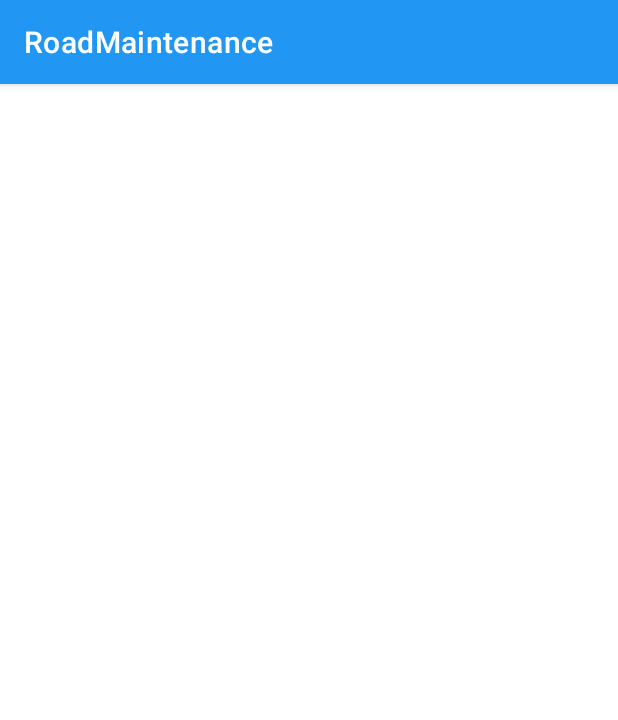
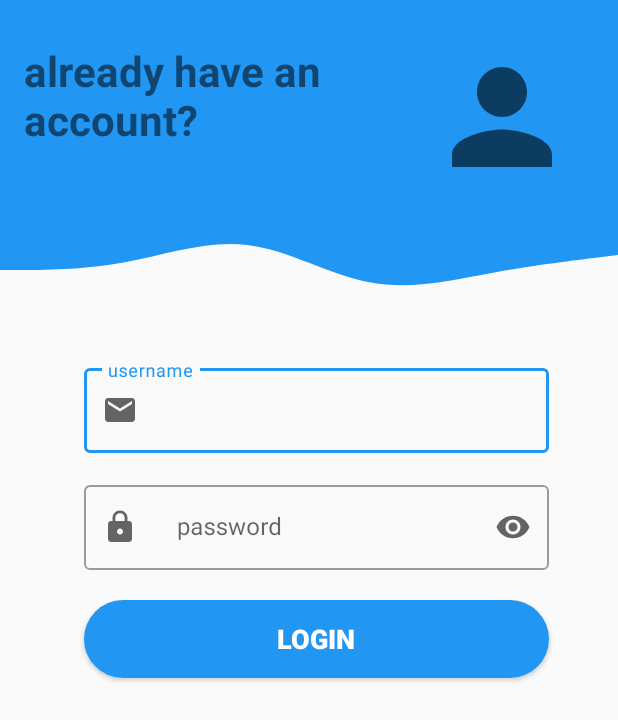
Before and after one commit to beiranvand-karim/mikhak, an Android app: the screen it shows after launch (MapsActivity before the commit, LoginPage after it), on a phone screen of 412 x 824 dp. Shown: the top 720 px of the screen. Run offline under Robolectric (Android 15) with nearby library versions, the phone set to English and light mode, and no system bars.

Commit message:
Implement the login-page user interface

```diff
--- a/app/src/main/AndroidManifest.xml
+++ b/app/src/main/AndroidManifest.xml
@@ -9,7 +9,15 @@
         android:roundIcon="@mipmap/ic_launcher_round"
         android:supportsRtl="true"
         android:theme="@style/Theme.RoadMaintenance">
+        <activity
+            android:name=".LoginPage"
+            android:exported="true" >
+            <intent-filter>
+                <action android:name="android.intent.action.MAIN" />
 
+                <category android:name="android.intent.category.LAUNCHER" />
+            </intent-filter>
+        </activity>
         <!--
              TODO: Before you run your application, you need a Google Maps API key.
 
@@ -27,13 +35,8 @@
 
         <activity
             android:name=".MapsActivity"
-            android:exported="true"
+            android:exported="false"
             android:label="@string/title_activity_maps">
-            <intent-filter>
-                <action android:name="android.intent.action.MAIN" />
-
-                <category android:name="android.intent.category.LAUNCHER" />
-            </intent-filter>
         </activity>
     </application>
 
--- /dev/null
+++ b/app/src/main/java/com/example/roadmaintenance/LoginPage.kt
@@ -0,0 +1,38 @@
+package com.example.roadmaintenance
+
+import android.content.Intent
+import androidx.appcompat.app.AppCompatActivity
+import android.os.Bundle
+import android.view.View
+import android.widget.EditText
+import android.widget.Toast
+import com.example.roadmaintenance.models.User
+
+class LoginPage : AppCompatActivity() {
+
+    private lateinit var user: User
+    private var nameInput: String? = null
+    private var passwordInput: String? = null
+
+    override fun onCreate(savedInstanceState: Bundle?) {
+        super.onCreate(savedInstanceState)
+        setContentView(R.layout.activity_login_page)
+        supportActionBar?.hide()
+    }
+
+    fun onLoginUser(view: View) {
+        findViewById<EditText>(R.id.username_field).also { nameInput = it.text.toString() }
+        findViewById<EditText>(R.id.password_field).also { passwordInput = it.text.toString() }
+        user = User(nameInput.toString(), passwordInput.toString())
+        Toast.makeText(applicationContext, user.password, Toast.LENGTH_SHORT).show()
+        verifyUser(user)
+    }
+
+    fun verifyUser(user: User) {
+        val mapIntent = Intent(applicationContext, MapsActivity::class.java)
+        mapIntent.putExtra("name",user.name)
+        mapIntent.putExtra("password",user.password)
+        startActivity(mapIntent)
+    }
+
+}
--- /dev/null
+++ b/app/src/main/java/com/example/roadmaintenance/models/User.kt
@@ -0,0 +1,3 @@
+package com.example.roadmaintenance.models
+
+class User(var name: String,var password: String)
--- /dev/null
+++ b/app/src/main/res/drawable/ic_baseline_person_24.xml
@@ -0,0 +1,5 @@
+<vector android:height="100dp" android:tint="?attr/colorControlNormal"
+    android:viewportHeight="24" android:viewportWidth="24"
+    android:width="100dp" xmlns:android="http://schemas.android.com/apk/res/android">
+    <path android:fillColor="@android:color/white" android:pathData="M12,12c2.21,0 4,-1.79 4,-4s-1.79,-4 -4,-4 -4,1.79 -4,4 1.79,4 4,4zM12,14c-2.67,0 -8,1.34 -8,4v2h16v-2c0,-2.66 -5.33,-4 -8,-4z"/>
+</vector>
--- /dev/null
+++ b/app/src/main/res/drawable/ic_email.xml
@@ -0,0 +1,10 @@
+<vector xmlns:android="http://schemas.android.com/apk/res/android"
+    android:width="24dp"
+    android:height="24dp"
+    android:viewportWidth="24"
+    android:viewportHeight="24"
+    android:tint="@color/primary">
+  <path
+      android:fillColor="@android:color/white"
+      android:pathData="M20,4L4,4c-1.1,0 -1.99,0.9 -1.99,2L2,18c0,1.1 0.9,2 2,2h16c1.1,0 2,-0.9 2,-2L22,6c0,-1.1 -0.9,-2 -2,-2zM20,8l-8,5 -8,-5L4,6l8,5 8,-5v2z"/>
+</vector>
--- /dev/null
+++ b/app/src/main/res/drawable/ic_lock.xml
@@ -0,0 +1,10 @@
+<vector xmlns:android="http://schemas.android.com/apk/res/android"
+    android:width="24dp"
+    android:height="24dp"
+    android:viewportWidth="24"
+    android:viewportHeight="24"
+    android:tint="@color/primary">
+<path
+      android:fillColor="@color/primary"
+      android:pathData="M18,8h-1L17,6c0,-2.76 -2.24,-5 -5,-5S7,3.24 7,6v2L6,8c-1.1,0 -2,0.9 -2,2v10c0,1.1 0.9,2 2,2h12c1.1,0 2,-0.9 2,-2L20,10c0,-1.1 -0.9,-2 -2,-2zM12,17c-1.1,0 -2,-0.9 -2,-2s0.9,-2 2,-2 2,0.9 2,2 -0.9,2 -2,2zM15.1,8L8.9,8L8.9,6c0,-1.71 1.39,-3.1 3.1,-3.1 1.71,0 3.1,1.39 3.1,3.1v2z"/>
+</vector>
--- /dev/null
+++ b/app/src/main/res/drawable/round_bg.xml
@@ -0,0 +1,5 @@
+<?xml version="1.0" encoding="utf-8"?>
+<shape xmlns:android="http://schemas.android.com/apk/res/android">
+    <solid android:color="@color/primary" />
+    <corners android:radius="100dp" />
+</shape>
--- /dev/null
+++ b/app/src/main/res/drawable/wave.xml
@@ -0,0 +1,9 @@
+<vector xmlns:android="http://schemas.android.com/apk/res/android"
+    android:width="1440dp"
+    android:height="320dp"
+    android:viewportWidth="1440"
+    android:viewportHeight="320">
+  <path
+      android:pathData="M0,256L48,256C96,256 192,256 288,240C384,224 480,192 576,202.7C672,213 768,267 864,282.7C960,299 1056,277 1152,261.3C1248,245 1344,235 1392,229.3L1440,224L1440,0L1392,0C1344,0 1248,0 1152,0C1056,0 960,0 864,0C768,0 672,0 576,0C480,0 384,0 288,0C192,0 96,0 48,0L0,0Z"
+      android:fillColor="@color/primary"/>
+</vector>
--- /dev/null
+++ b/app/src/main/res/layout/activity_login_page.xml
@@ -0,0 +1,115 @@
+<?xml version="1.0" encoding="utf-8"?>
+<androidx.constraintlayout.widget.ConstraintLayout xmlns:android="http://schemas.android.com/apk/res/android"
+    xmlns:app="http://schemas.android.com/apk/res-auto"
+    xmlns:tools="http://schemas.android.com/tools"
+    android:layout_width="match_parent"
+    android:layout_height="match_parent"
+    tools:context=".LoginPage">
+
+    <View
+        android:id="@+id/topView"
+        android:layout_width="0dp"
+        android:layout_height="100dp"
+        android:background="@color/primary"
+        app:layout_constraintEnd_toEndOf="parent"
+        app:layout_constraintHorizontal_bias="0.0"
+        app:layout_constraintStart_toStartOf="parent"
+        app:layout_constraintTop_toTopOf="parent" />
+
+    <Button
+        android:id="@+id/submit"
+        android:layout_width="310dp"
+        android:layout_height="52dp"
+        android:layout_marginTop="20dp"
+        android:background="@drawable/round_bg"
+        android:onClick="onLoginUser"
+        android:text="Login"
+        android:textColor="#FFFDFD"
+        android:textSize="18sp"
+        android:textStyle="bold"
+        app:layout_constraintEnd_toEndOf="@+id/passwordLayout"
+        app:layout_constraintHorizontal_bias="0.0"
+        app:layout_constraintStart_toStartOf="@+id/passwordLayout"
+        app:layout_constraintTop_toBottomOf="@+id/passwordLayout" />
+
+    <View
+        android:id="@+id/wave"
+        android:layout_width="match_parent"
+        android:layout_height="100dp"
+        android:background="@drawable/wave"
+        app:layout_constraintEnd_toEndOf="@id/topView"
+        app:layout_constraintHorizontal_bias="1.0"
+        app:layout_constraintStart_toStartOf="@id/topView"
+        app:layout_constraintTop_toBottomOf="@+id/topView" />
+
+    <ImageView
+        android:id="@+id/imageView4"
+        android:layout_width="wrap_content"
+        android:layout_height="wrap_content"
+        android:layout_marginTop="28dp"
+        app:layout_constraintEnd_toEndOf="@+id/topView"
+        app:layout_constraintHorizontal_bias="0.913"
+        app:layout_constraintStart_toStartOf="@+id/topView"
+        app:layout_constraintTop_toTopOf="@+id/topView"
+        app:srcCompat="@drawable/ic_baseline_person_24" />
+
+    <TextView
+        android:id="@+id/textView"
+        android:layout_width="212dp"
+        android:layout_height="77dp"
+        android:layout_marginTop="28dp"
+        android:text="already have an account?"
+        android:textSize="28dp"
+        android:textStyle="bold"
+        app:layout_constraintEnd_toStartOf="@+id/imageView4"
+        app:layout_constraintHorizontal_bias="0.222"
+        app:layout_constraintStart_toStartOf="@+id/topView"
+        app:layout_constraintTop_toTopOf="@+id/topView"
+        tools:text="already have an account?" />
+
+    <com.google.android.material.textfield.TextInputLayout
+        android:id="@+id/usernameLayout"
+        style="@style/Widget.MaterialComponents.TextInputLayout.OutlinedBox"
+        android:layout_width="310dp"
+        android:layout_height="62dp"
+        android:layout_marginTop="40dp"
+        android:hint="username"
+        android:textSize="18sp"
+        app:endIconMode="clear_text"
+        app:layout_constraintEnd_toEndOf="parent"
+        app:layout_constraintHorizontal_bias="0.547"
+        app:layout_constraintStart_toStartOf="parent"
+        app:layout_constraintTop_toBottomOf="@+id/wave"
+        app:startIconDrawable="@drawable/ic_email">
+
+        <com.google.android.material.textfield.TextInputEditText
+            android:id="@+id/username_field"
+            android:layout_width="match_parent"
+            android:layout_height="wrap_content" />
+    </com.google.android.material.textfield.TextInputLayout>
+
+    <com.google.android.material.textfield.TextInputLayout
+        android:id="@+id/passwordLayout"
+        style="@style/Widget.MaterialComponents.TextInputLayout.OutlinedBox"
+        android:layout_width="310dp"
+        android:layout_height="62dp"
+        android:layout_marginTop="16dp"
+        app:endIconMode="password_toggle"
+        app:passwordToggleTint="@color/primary_dark"
+        android:hint="password"
+        app:layout_constraintEnd_toEndOf="@+id/usernameLayout"
+        app:layout_constraintStart_toStartOf="@+id/usernameLayout"
+        app:layout_constraintTop_toBottomOf="@+id/usernameLayout"
+        app:startIconDrawable="@drawable/ic_lock"
+        android:inputType="textPassword">
+
+        <EditText
+            android:id="@+id/password_field"
+            android:layout_width="match_parent"
+            android:layout_height="wrap_content"
+            android:drawablePadding="10dp"
+            android:inputType="textPassword"/>
+    </com.google.android.material.textfield.TextInputLayout>
+
+
+</androidx.constraintlayout.widget.ConstraintLayout>
--- /dev/null
+++ b/app/src/main/res/values-night/colors.xml
@@ -0,0 +1,12 @@
+<?xml version="1.0" encoding="utf-8"?>
+<resources>
+    // night mode
+    <color name="primary">#1A1A40</color>
+    <color name="primary_dark">#10102D</color>
+    <color name="primary_light">#7A0BC0</color>
+    <color name="accent">#FA58B6</color>
+    <color name="navigation_bar">#212121</color>
+    <color name="divider">#6F6E6E</color>
+    <color name="window_background">#565555</color>
+
+</resources>
--- a/app/src/main/res/values-night/themes.xml
+++ b/app/src/main/res/values-night/themes.xml
@@ -1,9 +1,10 @@
 <resources xmlns:tools="http://schemas.android.com/tools">
     <!-- Base application theme. -->
     <style name="Theme.RoadMaintenance" parent="Theme.MaterialComponents.DayNight.DarkActionBar.Bridge">
-        <item name="colorPrimary">@color/primary_night</item>
-        <item name="colorPrimaryVariant">@color/primary_dark_night</item>
+        <item name="colorPrimary">@color/primary</item>
+        <item name="colorPrimaryVariant">@color/primary_dark</item>
         <item name="android:statusBarColor" tools:targetApi="l">?attr/colorPrimaryVariant</item>
-        <item name="android:navigationBarColor">@color/navigation_bar_night</item>
+        <item name="android:navigationBarColor">@color/navigation_bar</item>
+        <item name="android:windowBackground">@color/window_background</item>
     </style>
 </resources>
--- a/app/src/main/res/values/colors.xml
+++ b/app/src/main/res/values/colors.xml
@@ -8,12 +8,5 @@
     <color name="navigation_bar">#757575</color>
     <color name="icons">#FFFFFF</color>
     <color name="divider">#BDBDBD</color>
-
-    // night mode
-    <color name="primary_night">#1A1A40</color>
-    <color name="primary_dark_night">#10102D</color>
-    <color name="primary_purple_night">#7A0BC0</color>
-    <color name="accent_night">#FA58B6</color>
-    <color name="navigation_bar_night">#212121</color>
-
+    <color name="window_background">#FFFFFF</color>
 </resources>
--- a/app/src/main/res/values/themes.xml
+++ b/app/src/main/res/values/themes.xml
@@ -1,6 +1,6 @@
 <resources xmlns:tools="http://schemas.android.com/tools">
     <!-- Base application theme. -->
-    <style name="Theme.RoadMaintenance" parent="Theme.MaterialComponents.DayNight.DarkActionBar">
+    <style name="Theme.RoadMaintenance" parent="Theme.MaterialComponents.DayNight.DarkActionBar.Bridge">
         <!-- Primary brand color. -->
         <item name="colorPrimary">@color/primary</item>
         <item name="colorPrimaryVariant">@color/primary_dark</item>
```
